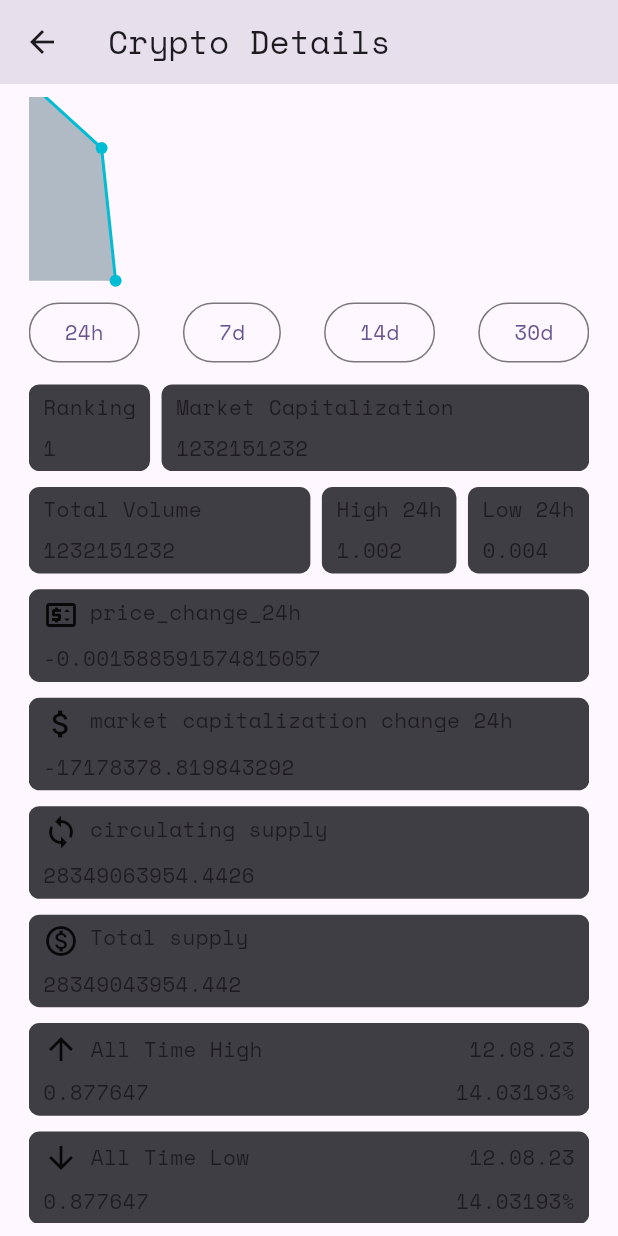
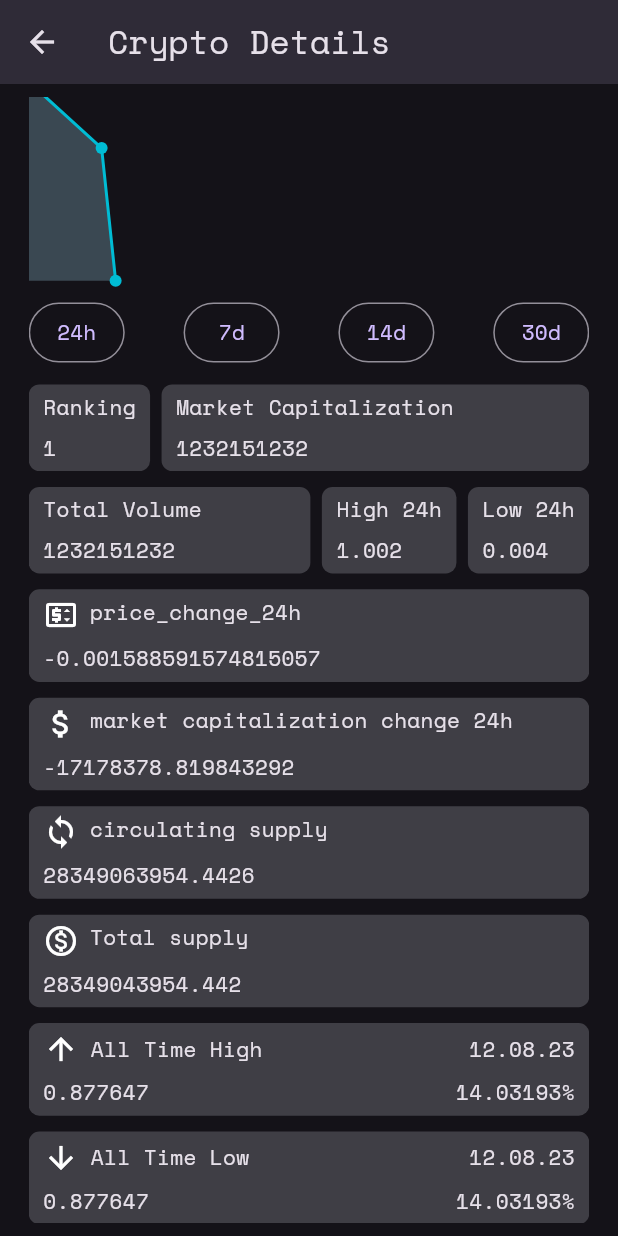
Before and after one commit to dipta-2707/crypto_tracker, a Flutter app: the CryptoDetailsPage screen opened by its route, scrolled down 258 dp, on a phone screen of 412 x 824 dp. Run offline on Flutter 3.47's test engine with Material 2 defaults, Android fonts, the phone set to English and light mode, and no system bars; drawn by our look-alikes of fl_chart; our stand-ins replace cached_network_image, flutter_screenutil, get; network calls fail.

Commit message:
Update theme_config.dart

```diff
--- a/lib/config/theme_config.dart
+++ b/lib/config/theme_config.dart
@@ -2,8 +2,11 @@ import 'package:flutter/material.dart';
 
 class AppThemeConfig {
   static final mainTheme = ThemeData(
-    useMaterial3: true,
-    fontFamily: 'SpaceMono',
-    colorScheme: ColorScheme.fromSeed(seedColor: Colors.deepPurple),
-  );
+      useMaterial3: true,
+      fontFamily: 'SpaceMono',
+      brightness: Brightness.dark,
+      outlinedButtonTheme: OutlinedButtonThemeData(
+          style: ButtonStyle(
+        padding: MaterialStateProperty.all<EdgeInsetsGeometry>(EdgeInsets.zero),
+      )));
 }
```
